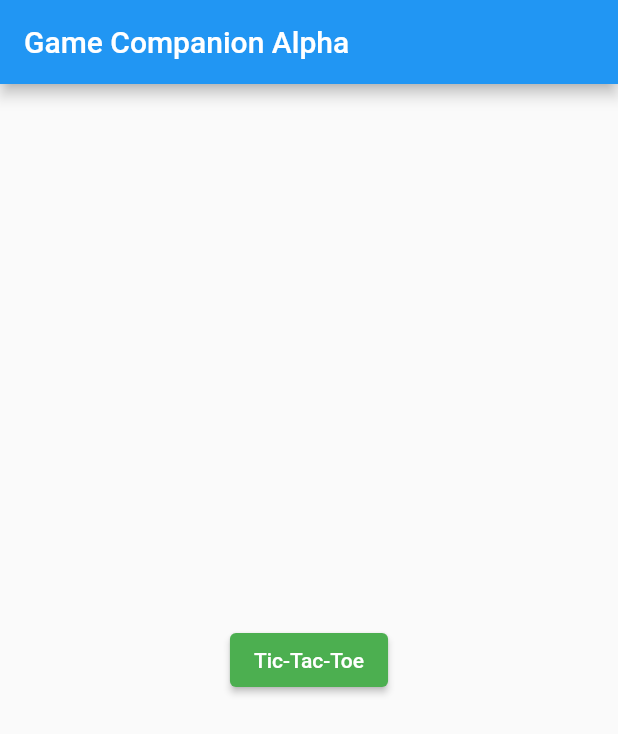
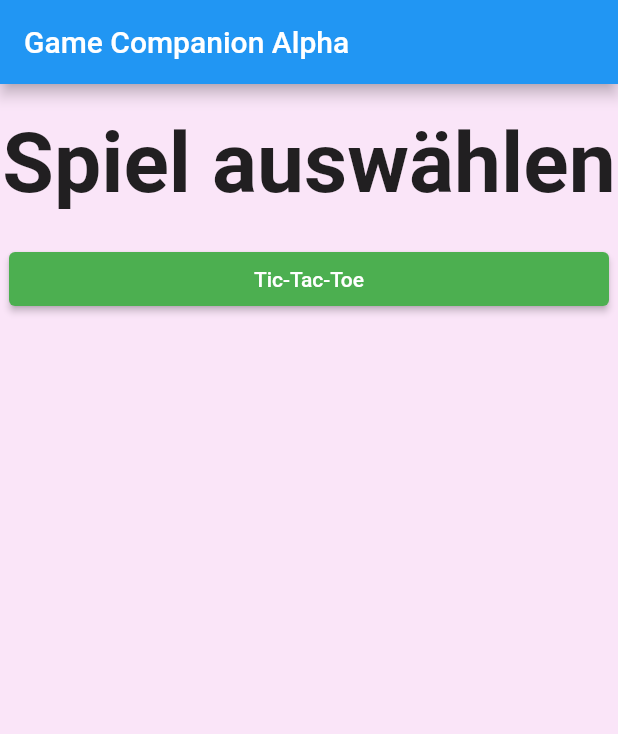
Before and after one commit to InformatikPGWV/game_app, a Flutter app: the screen it shows after launch, on a phone screen of 412 x 824 dp. Shown: the top 734 px of the screen. Run offline on Flutter 3.47's test engine with Material 2 defaults, Android fonts, the phone set to English and light mode, and no system bars; drawn by our look-alikes of auto_size_text; our stand-ins replace google_fonts.

Commit message:
EndOfDay 2022-05-02

```diff
--- a/lib/main.dart
+++ b/lib/main.dart
@@ -1,8 +1,9 @@
 import 'package:flutter/material.dart';
 import 'package:provider/provider.dart';
 
-import 'src/home_screen.dart';
 import 'src/ws_handeling/ws_connection.dart';
+import 'src/home_screen/home_screen.dart';
+import 'src/ttt_game_screen/ttt_game_screen.dart';
 
 void main() {
   runApp(
@@ -39,24 +40,9 @@ class MyApp extends StatelessWidget {
       themeMode: ThemeMode.system,
       routes: {
         HomePage.routeName: (context) => HomePage(),
+        TttGameScreen.routeName: (context) => TttGameScreen(),
       },
       initialRoute: HomePage.routeName,
     );
   }
 }
-
-class HomePage extends StatelessWidget {
-  const HomePage({Key? key}) : super(key: key);
-  static const routeName = "/";
-
-  @override
-  Widget build(BuildContext context) {
-    return Scaffold(
-      appBar: AppBar(
-        title: Text("Game Companion Alpha"),
-        centerTitle: false,
-      ),
-      body: HomeScreen(),
-    );
-  }
-}
--- a/lib/src/home_screen.dart
+++ /dev/null
@@ -1,28 +0,0 @@
-import 'package:flutter/material.dart';
-
-class HomeScreen extends StatelessWidget {
-  const HomeScreen({Key? key}) : super(key: key);
-
-  @override
-  Widget build(BuildContext context) {
-    return Container(
-      width: double.infinity,
-      height: double.infinity,
-      child: Column(
-        mainAxisAlignment: MainAxisAlignment.center,
-        crossAxisAlignment: CrossAxisAlignment.center,
-        children: [
-          ElevatedButton(
-            onPressed: () {
-              // Navigator.of(context).push(/* HIER ROUTE FÜR TTT EINFÜGEN */);
-            },
-            child: Text("Tic-Tac-Toe"),
-            style: ElevatedButton.styleFrom(
-              primary: Colors.green,
-            ),
-          ),
-        ],
-      ),
-    );
-  }
-}
--- /dev/null
+++ b/lib/src/home_screen/home_screen.dart
@@ -0,0 +1,70 @@
+import 'package:auto_size_text/auto_size_text.dart';
+import 'package:flutter/material.dart';
+import 'package:google_fonts/google_fonts.dart';
+
+import '../ttt_game_screen/ttt_game_screen.dart';
+
+class HomePage extends StatelessWidget {
+  const HomePage({Key? key}) : super(key: key);
+  static const routeName = "/";
+
+  @override
+  Widget build(BuildContext context) {
+    return Scaffold(
+      appBar: AppBar(
+        title: Text("Game Companion Alpha"),
+        centerTitle: false,
+      ),
+      body: Container(
+        width: double.infinity,
+        height: double.infinity,
+        alignment: Alignment.topCenter,
+        child: ConstrainedBox(
+          constraints: BoxConstraints(
+            minWidth: 500,
+            maxWidth: 800,
+          ),
+          child: Container(
+            color: Color.fromARGB(21, 255, 0, 230),
+            child: Column(
+              mainAxisAlignment: MainAxisAlignment.start,
+              crossAxisAlignment: CrossAxisAlignment.center,
+              children: [
+                // Margin
+                SizedBox(
+                  height: 20,
+                ),
+                // Title
+                AutoSizeText(
+                  "Spiel auswählen",
+                  maxLines: 1,
+                  style: GoogleFonts.amaticSc().copyWith(
+                    fontSize: 90,
+                    fontWeight: FontWeight.bold,
+                  ),
+                ),
+                // Margin
+                SizedBox(
+                  height: 20,
+                ),
+                // TTT Button
+                SizedBox(
+                  width: 400,
+                  child: ElevatedButton(
+                    onPressed: () {
+                      Navigator.of(context).pushNamed(TttGameScreen.routeName);
+                    },
+                    child: Text("Tic-Tac-Toe"),
+                    style: ElevatedButton.styleFrom(
+                      primary: Colors.green,
+                    ),
+                  ),
+                ),
+              ],
+            ),
+          ),
+        ),
+      ),
+    );
+  }
+}
--- a/pubspec.yaml
+++ b/pubspec.yaml
@@ -69,6 +69,9 @@ flutter:
   #   - images/a_dot_burr.jpeg
   #   - images/a_dot_ham.jpeg
 
+  assets:
+    - images/
+
   # An image asset can refer to one or more resolution-specific "variants", see
   # https://flutter.dev/assets-and-images/#resolution-aware.
 
```
Also changed, not shown: lib/src/ttt_game_screen.dart (deleted, +0 -51 lines), lib/src/ttt_game_screen/ttt_game_screen.dart (added, +61 -0 lines), 2 other files.
